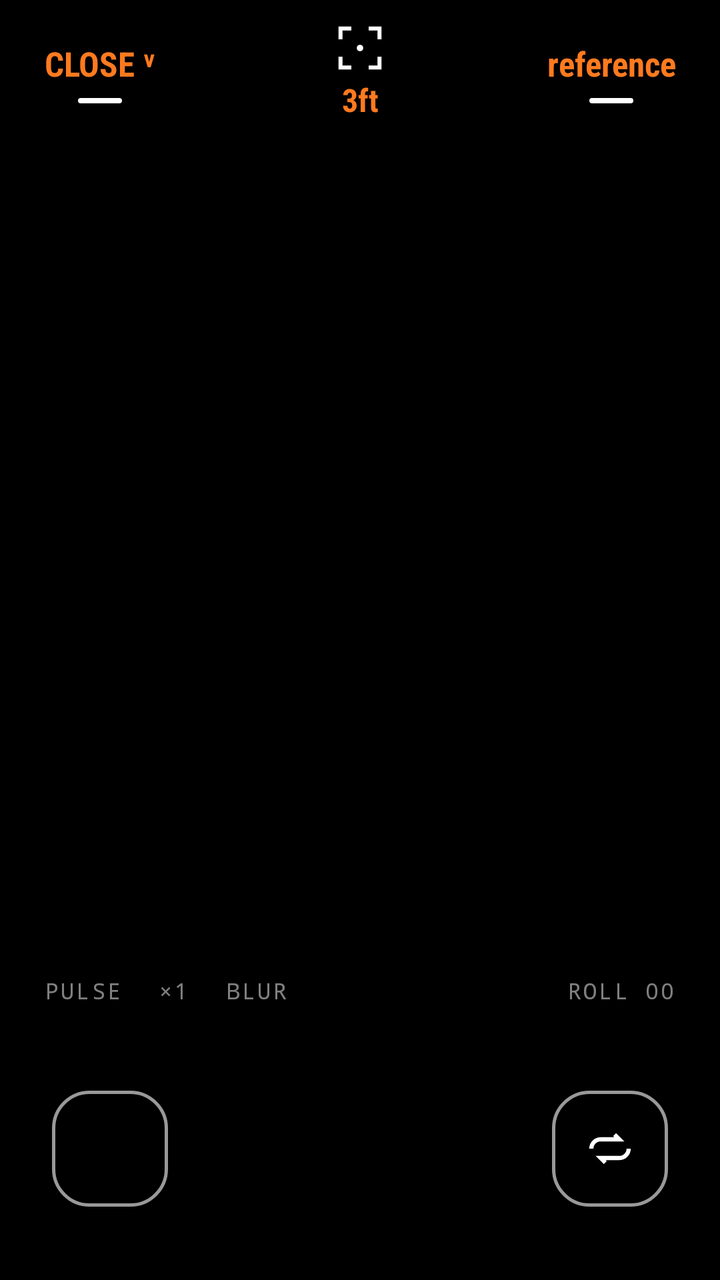
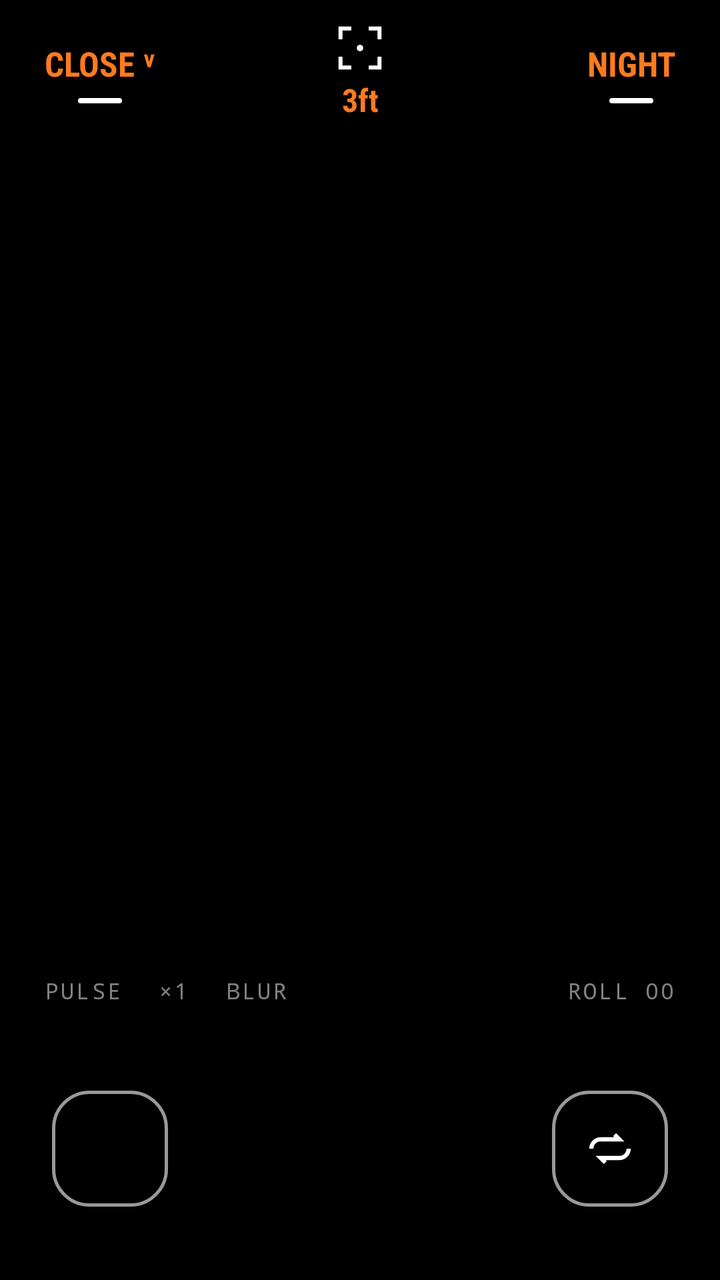

The first picture is an Android layout as it rendered before a commit; the second is the same layout after the commit. The layout source and the unified diff follow.
<!-- AndroidManifest.xml: application theme AppTheme -->
<!-- res/layout/activity_main.xml -->
<?xml version="1.0" encoding="utf-8"?>
<FrameLayout xmlns:android="http://schemas.android.com/apk/res/android"
    android:id="@+id/root"
    android:layout_width="match_parent"
    android:layout_height="match_parent"
    android:background="#000000">

    <LinearLayout
        android:layout_width="match_parent"
        android:layout_height="match_parent"
        android:orientation="vertical">

        
        <FrameLayout
            android:layout_width="match_parent"
            android:layout_height="72dp"
            android:paddingStart="22dp"
            android:paddingEnd="22dp">

            <TextView
                android:id="@+id/focusBtn"
                style="@style/TopLabel"
                android:layout_gravity="start|center_vertical"
                android:text="CLOSE ˅" />

            <TextView
                android:id="@+id/focusReadout"
                android:layout_width="wrap_content"
                android:layout_height="wrap_content"
                android:layout_gravity="center"
                android:drawableTop="@drawable/ic_focus"
                android:drawablePadding="2dp"
                android:fontFamily="sans-serif-condensed"
                android:gravity="center"
                android:text="3ft"
                android:textColor="#FF7A1F"
                android:textSize="16sp"
                android:textStyle="bold" />

            <TextView
                android:id="@+id/modeBtn"
                style="@style/TopLabel"
                android:layout_gravity="end|center_vertical"
                android:text="reference" />
        </FrameLayout>

        
        <FrameLayout
            android:id="@+id/previewFrame"
            android:layout_width="match_parent"
            android:layout_height="400dp"
            android:layout_marginStart="12dp"
            android:layout_marginEnd="12dp">

            <TextureView
                android:id="@+id/preview"
                android:layout_width="match_parent"
                android:layout_height="match_parent" />

            <app.flashcam.EvRuler
                android:id="@+id/evRuler"
                android:layout_width="56dp"
                android:layout_height="match_parent"
                android:visibility="gone" />

            <LinearLayout
                android:id="@+id/evBox"
                android:layout_width="wrap_content"
                android:layout_height="wrap_content"
                android:layout_gravity="center"
                android:background="@drawable/ev_box"
                android:gravity="center"
                android:orientation="vertical"
                android:paddingStart="20dp"
                android:paddingTop="10dp"
                android:paddingEnd="20dp"
                android:paddingBottom="10dp"
                android:visibility="gone">

                <TextView
                    android:id="@+id/evTitle"
                    android:layout_width="wrap_content"
                    android:layout_height="wrap_content"
                    android:fontFamily="monospace"
                    android:letterSpacing="0.15"
                    android:text="reference EXP"
                    android:textColor="#99FFFFFF"
                    android:textSize="10sp" />

                <TextView
                    android:id="@+id/evValue"
                    android:layout_width="wrap_content"
                    android:layout_height="wrap_content"
                    android:text="0.0 EV"
                    android:textColor="#FF7A1F"
                    android:textSize="24sp"
                    android:textStyle="bold" />
            </LinearLayout>

            <TextView
                android:id="@+id/counter"
                android:layout_width="wrap_content"
                android:layout_height="wrap_content"
                android:layout_gravity="top|center_horizontal"
                android:layout_marginTop="14dp"
                android:background="@drawable/ev_box"
                android:fontFamily="monospace"
                android:paddingStart="14dp"
                android:paddingTop="6dp"
                android:paddingEnd="14dp"
                android:paddingBottom="6dp"
                android:textColor="#FF7A1F"
                android:textSize="16sp"
                android:textStyle="bold"
                android:visibility="gone" />
        </FrameLayout>

        
        <LinearLayout
            android:layout_width="match_parent"
            android:layout_height="wrap_content"
            android:gravity="center_vertical"
            android:orientation="horizontal"
            android:paddingStart="22dp"
            android:paddingTop="10dp"
            android:paddingEnd="22dp">

            <TextView android:id="@+id/flashBtn" style="@style/SmallOpt" android:text="PULSE" />
            <TextView android:id="@+id/burstBtn" style="@style/SmallOpt" android:text="×1" />
            <TextView android:id="@+id/blurBtn" style="@style/SmallOpt" android:text="BLUR" />

            <View android:layout_width="0dp" android:layout_height="1dp" android:layout_weight="1" />

            <TextView
                android:id="@+id/status"
                style="@style/SmallOpt"
                android:layout_marginEnd="0dp"
                android:text="ROLL 00" />
        </LinearLayout>

        
        <FrameLayout
            android:layout_width="match_parent"
            android:layout_height="0dp"
            android:layout_weight="1"
            android:minHeight="90dp"
            android:paddingStart="26dp"
            android:paddingEnd="26dp">

            <ImageView
                android:id="@+id/thumb"
                android:layout_width="58dp"
                android:layout_height="58dp"
                android:layout_gravity="start|center_vertical"
                android:background="@drawable/rounded_btn"
                android:contentDescription="Roll"
                android:padding="1.5dp"
                android:scaleType="centerCrop" />

            <ImageView
                android:id="@+id/flipBtn"
                android:layout_width="58dp"
                android:layout_height="58dp"
                android:layout_gravity="end|center_vertical"
                android:background="@drawable/rounded_btn"
                android:contentDescription="Flip camera"
                android:scaleType="center"
                android:src="@drawable/ic_flip" />
        </FrameLayout>
    </LinearLayout>

    
    <View
        android:id="@+id/flashOverlay"
        android:layout_width="match_parent"
        android:layout_height="match_parent"
        android:background="#FFFFFFFF"
        android:visibility="gone" />
</FrameLayout>
<!-- resources referenced by this layout -->
<resources>
  <!-- drawable ev_box (drawable) -->
  <?xml version="1.0" encoding="utf-8"?>
  <shape xmlns:android="http://schemas.android.com/apk/res/android" android:shape="rectangle">
      <corners android:radius="10dp" />
      <solid android:color="#CC1E1E1E" />
  </shape>
  <!-- drawable ic_flip (drawable) -->
  <?xml version="1.0" encoding="utf-8"?>
  <vector xmlns:android="http://schemas.android.com/apk/res/android"
      android:width="28dp" android:height="28dp" android:viewportWidth="24" android:viewportHeight="24">
      <path android:strokeColor="#FFFFFFFF" android:strokeWidth="1.8" android:fillColor="#00000000"
          android:pathData="M4,12 a4,4 0 0,1 4,-4 h8 l-2,-2 M20,12 a4,4 0 0,1 -4,4 h-8 l2,2" />
  </vector>
  <!-- drawable ic_focus (drawable) -->
  <?xml version="1.0" encoding="utf-8"?>
  <vector xmlns:android="http://schemas.android.com/apk/res/android"
      android:width="26dp" android:height="26dp" android:viewportWidth="24" android:viewportHeight="24">
      <path android:strokeColor="#FFFFFFFF" android:strokeWidth="1.8" android:fillColor="#00000000"
          android:pathData="M3,8 V3 H8 M16,3 H21 V8 M21,16 V21 H16 M8,21 H3 V16" />
      <path android:fillColor="#FFFFFFFF" android:pathData="M12,10.5 a1.5,1.5 0 1,0 0.01,0 z" />
  </vector>
  <!-- drawable rounded_btn (drawable) -->
  <?xml version="1.0" encoding="utf-8"?>
  <shape xmlns:android="http://schemas.android.com/apk/res/android" android:shape="rectangle">
      <corners android:radius="18dp" />
      <stroke android:width="1.5dp" android:color="#99FFFFFF" />
      <solid android:color="#00000000" />
  </shape>
  <style name="SmallOpt">
          <item name="android:layout_width">wrap_content</item>
          <item name="android:layout_height">wrap_content</item>
          <item name="android:layout_marginEnd">18dp</item>
          <item name="android:paddingTop">6dp</item>
          <item name="android:paddingBottom">6dp</item>
          <item name="android:fontFamily">monospace</item>
          <item name="android:letterSpacing">0.1</item>
          <item name="android:textSize">11sp</item>
          <item name="android:textColor">#80FFFFFF</item>
      </style>
  <style name="TopLabel">
          <item name="android:layout_width">wrap_content</item>
          <item name="android:layout_height">wrap_content</item>
          <item name="android:drawableBottom">@drawable/underline</item>
          <item name="android:drawablePadding">6dp</item>
          <item name="android:fontFamily">sans-serif-condensed</item>
          <item name="android:textSize">17sp</item>
          <item name="android:textStyle">bold</item>
          <item name="android:textColor">#FF7A1F</item>
          <item name="android:gravity">center</item>
          <item name="android:paddingTop">8dp</item>
          <item name="android:paddingBottom">8dp</item>
      </style>
  <style name="AppTheme" parent="android:Theme.Material.NoActionBar">
          <item name="android:windowBackground">@android:color/black</item>
          <item name="android:statusBarColor">@android:color/black</item>
          <item name="android:navigationBarColor">@android:color/black</item>
          <item name="android:colorAccent">#FF7A1F</item>
      </style>
  <!-- drawable underline (drawable) -->
  <?xml version="1.0" encoding="utf-8"?>
  <shape xmlns:android="http://schemas.android.com/apk/res/android" android:shape="rectangle">
      <size android:width="22dp" android:height="2.5dp" />
      <corners android:radius="2dp" />
      <solid android:color="#FFFFFFFF" />
  </shape>
</resources>

<!-- the commit's change to res/layout/activity_main.xml (unified diff, before → after) -->
@@ -41,7 +41,7 @@
                 android:id="@+id/modeBtn"
                 style="@style/TopLabel"
                 android:layout_gravity="end|center_vertical"
-                android:text="reference" />
+                android:text="NIGHT" />
         </FrameLayout>
 
         
@@ -83,7 +83,7 @@
                     android:layout_height="wrap_content"
                     android:fontFamily="monospace"
                     android:letterSpacing="0.15"
-                    android:text="reference EXP"
+                    android:text="NIGHT EXP"
                     android:textColor="#99FFFFFF"
                     android:textSize="10sp" />
 
